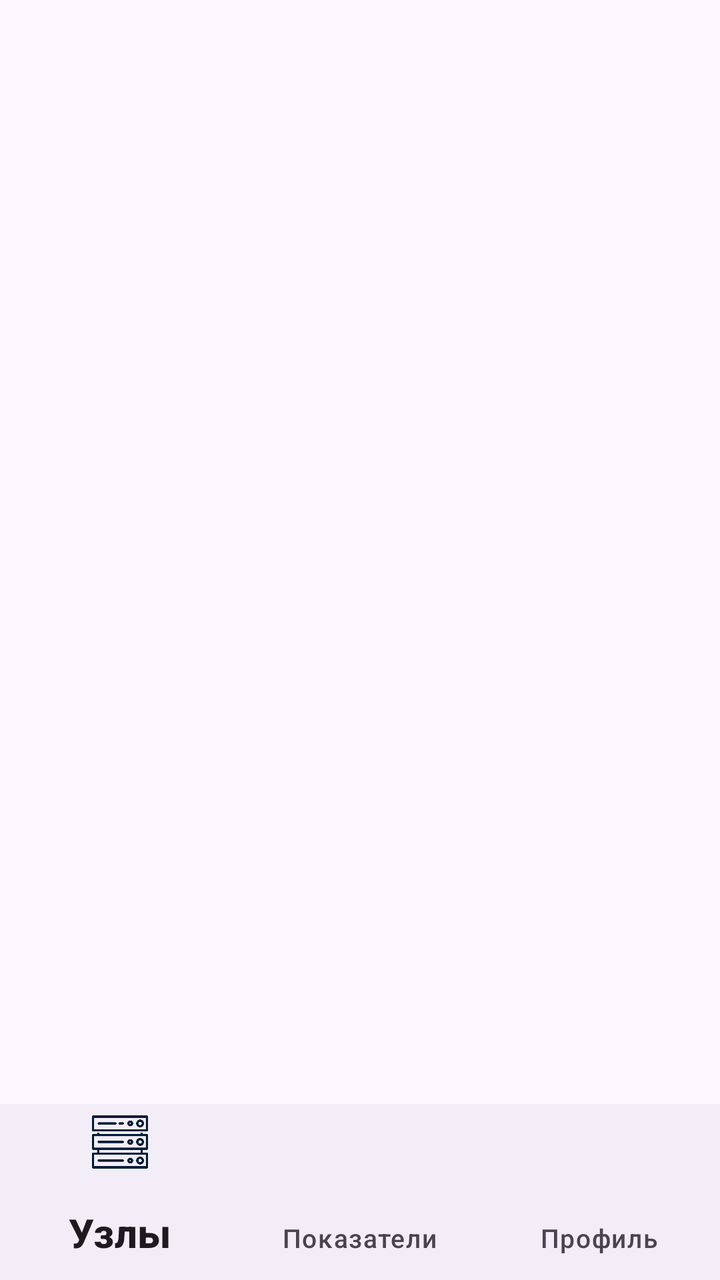
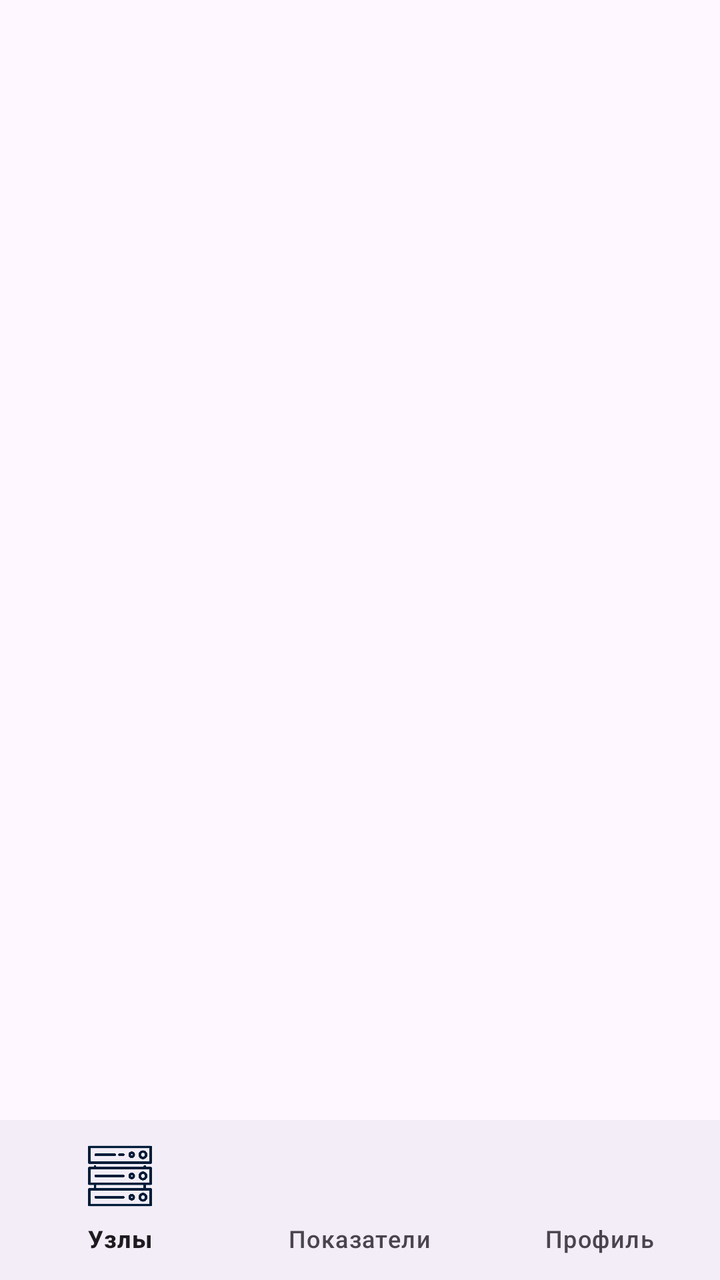

The first picture is an Android layout as it rendered before a commit; the second is the same layout after the commit. The layout source and the unified diff follow.
<!-- AndroidManifest.xml: application theme Theme.LabWatch -->
<!-- res/layout/activity_main.xml -->
<?xml version="1.0" encoding="utf-8"?>
<LinearLayout xmlns:android="http://schemas.android.com/apk/res/android"
    xmlns:app="http://schemas.android.com/apk/res-auto"
    xmlns:tools="http://schemas.android.com/tools"
    android:id="@+id/main"
    android:layout_width="match_parent"
    android:layout_height="match_parent"
    android:orientation="vertical"
    tools:context=".MainActivity">

    <FrameLayout
        android:id="@+id/contentContainer"
        android:layout_width="match_parent"
        android:layout_height="0dp"
        android:layout_weight="1"
        android:padding="16dp">

        <TextView
            android:layout_width="wrap_content"
            android:layout_height="wrap_content"
            android:textSize="24sp" />

    </FrameLayout>

    <com.google.android.material.bottomnavigation.BottomNavigationView
        android:id="@+id/bottomNav"
        android:layout_width="match_parent"
        android:layout_height="88dp"
        app:itemIconSize="28dp"
        app:itemTextAppearanceActive="@style/TextAppearance.LabWatch.BottomNav.Active"
        app:itemTextAppearanceInactive="@style/TextAppearance.LabWatch.BottomNav.Inactive"
        app:labelVisibilityMode="labeled"
        app:menu="@menu/nav_menu" />

</LinearLayout>
<!-- resources referenced by this layout -->
<resources>
  <style name="TextAppearance.LabWatch.BottomNav.Active" parent="TextAppearance.Material3.LabelLarge">
          <item name="android:textSize">20sp</item>
          <item name="android:textStyle">bold</item>
      </style>
  <style name="TextAppearance.LabWatch.BottomNav.Inactive" parent="TextAppearance.Material3.LabelMedium">
          <item name="android:textSize">13sp</item>
      </style>
  <style name="Theme.LabWatch" parent="Base.Theme.LabWatch" />
  <style name="Base.Theme.LabWatch" parent="Theme.Material3.DayNight.NoActionBar">
          <item name="colorPrimary">@color/md_primary</item>
          <item name="colorOnPrimary">@color/md_on_primary</item>
          <item name="colorPrimaryContainer">@color/md_primary_container</item>
          <item name="colorOnPrimaryContainer">@color/md_on_primary_container</item>
          <item name="colorSecondaryContainer">@color/md_secondary_container</item>
          <item name="colorOnSecondaryContainer">@color/md_on_secondary_container</item>
      </style>
  <color name="md_primary">#1565C0</color>
  <color name="md_on_primary">#FFFFFF</color>
  <color name="md_primary_container">#D3E4FF</color>
  <color name="md_on_primary_container">#001C38</color>
  <color name="md_secondary_container">#D3E4FF</color>
  <color name="md_on_secondary_container">#001C38</color>
</resources>

<!-- the commit's change to res/layout/activity_main.xml (unified diff, before → after) -->
@@ -25,10 +25,8 @@
     <com.google.android.material.bottomnavigation.BottomNavigationView
         android:id="@+id/bottomNav"
         android:layout_width="match_parent"
-        android:layout_height="88dp"
-        app:itemIconSize="28dp"
-        app:itemTextAppearanceActive="@style/TextAppearance.LabWatch.BottomNav.Active"
-        app:itemTextAppearanceInactive="@style/TextAppearance.LabWatch.BottomNav.Inactive"
+        android:layout_height="80dp"
+        app:itemIconSize="32dp"
         app:labelVisibilityMode="labeled"
         app:menu="@menu/nav_menu" />
 
<!-- resource entries referenced after the edit -->
@@ -1,12 +1,5 @@
 <!-- resources referenced by this layout -->
 <resources>
-  <style name="TextAppearance.LabWatch.BottomNav.Active" parent="TextAppearance.Material3.LabelLarge">
-          <item name="android:textSize">20sp</item>
-          <item name="android:textStyle">bold</item>
-      </style>
-  <style name="TextAppearance.LabWatch.BottomNav.Inactive" parent="TextAppearance.Material3.LabelMedium">
-          <item name="android:textSize">13sp</item>
-      </style>
   <style name="Theme.LabWatch" parent="Base.Theme.LabWatch" />
   <style name="Base.Theme.LabWatch" parent="Theme.Material3.DayNight.NoActionBar">
           <item name="colorPrimary">@color/md_primary</item>
